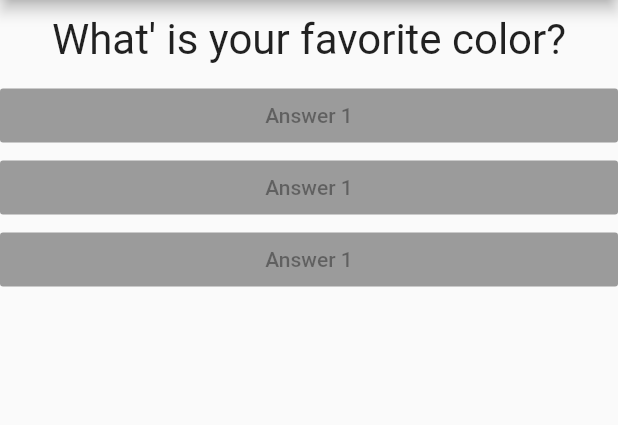
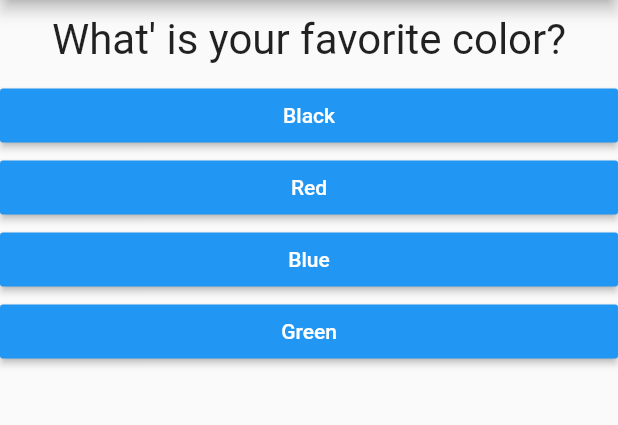
Before and after one commit to BoldtJ/learn-flutter, a Flutter app: the screen it shows after launch, on a phone screen of 412 x 824 dp, the part 84-509 px from its top. Run offline on Flutter 3.47's test engine with Material 2 defaults, Android fonts, the phone set to English and light mode, and no system bars.

Commit message:
understanding final and const

```diff
--- a/lib/answer.dart
+++ b/lib/answer.dart
@@ -1,14 +1,20 @@
 import 'package:flutter/material.dart';
 
 class Answer extends StatelessWidget {
+final Function selectHandler;
+final String answerText;
+
+Answer(this.selectHandler, this.answerText);
+
   @override
   Widget build(BuildContext context) {
     return Container(
       width: double.infinity,
       child: RaisedButton(
               color: Colors.blue,
-              child: Text('Answer 1'),
-              onPressed: null,
+              textColor: Colors.white,
+              child: Text(answerText),
+              onPressed: selectHandler,
             ),
     );
   }
--- a/lib/main.dart
+++ b/lib/main.dart
@@ -30,10 +30,10 @@ class _MyAppState extends State<MyApp> {
   @override
   Widget build(BuildContext context) {
     var questions = [
-      'What\' is your favorite color?',
-      'What\'s your favorite animal?',
-      'What is your favorite food?',
-      'What is your name?'
+      {'questionText': 'What\' is your favorite color?', 'answers': ['Black', 'Red', 'Blue', 'Green']},
+      {'questionText': 'What\'s your favorite animal?', 'answers': ['Raven', 'Pig', 'Snake', 'Turtle']},
+      {'questionText': 'What is your favorite food?', 'answers': ['Pizza', 'Spaghetti', 'Pork']},
+      {'questionText': 'What is your name?', 'answers': ['No', 'Nope', 'Fuck you']},
     ];
     return MaterialApp(
       home: Scaffold(
@@ -43,11 +43,11 @@ class _MyAppState extends State<MyApp> {
         body: Column(
           children: [
             Question(
-              questionText: questions[_questionIndex]
+              questionText: questions[_questionIndex]['questionText'],
               ),
-            Answer(),
-            Answer(),
-            Answer(),
+            ...(questions[_questionIndex]['answers'] as List<String>).map((answer) {
+              return Answer(_answerQuestion, answer);
+            }).toList()
           ],
         ),
       ),
```
